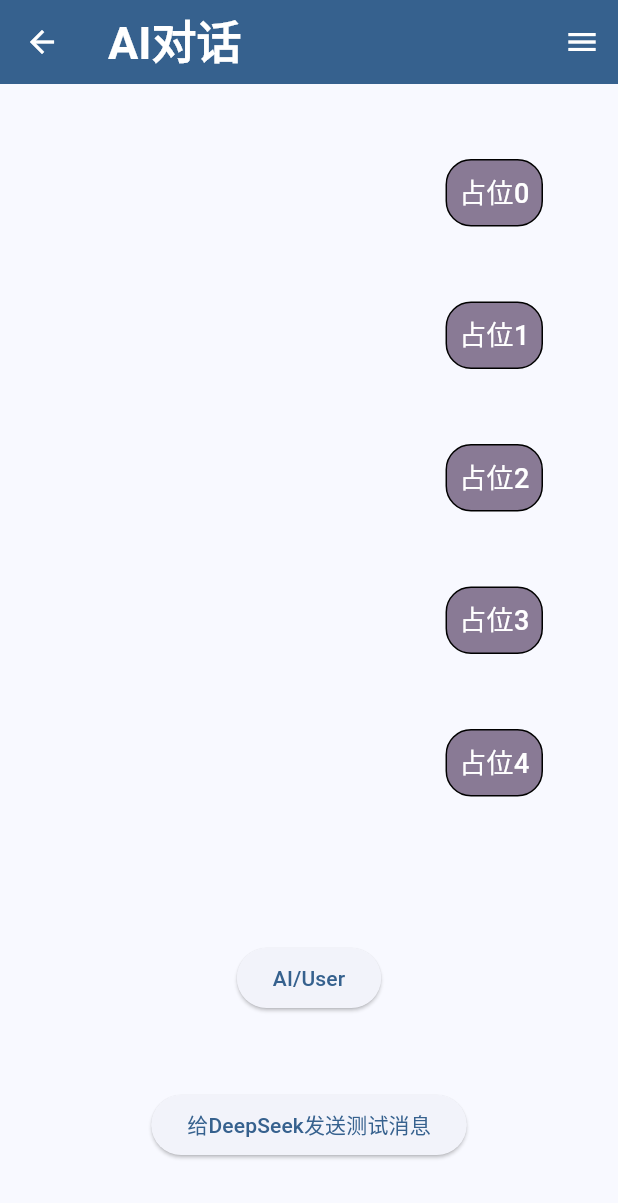
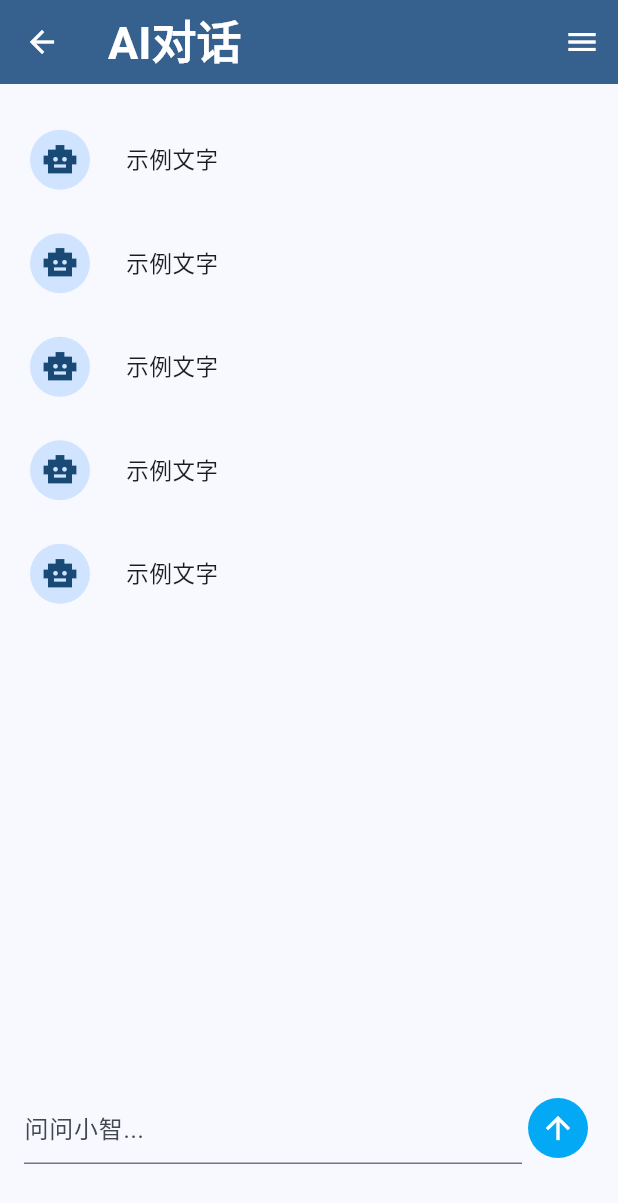
Before and after one commit to aimmetal-tech/xiaozhi, a Flutter app: the screen it shows after launch, after a tap on "AI对话", on a phone screen of 412 x 824 dp. Shown: the top 1203 px of the screen. Run offline on Flutter 3.47's test engine with Material 3 defaults, Android fonts, the phone set to English and light mode, and no system bars; our stand-ins replace firebase_core, velocity_x; accounts and stored records are empty; Roboto replaces fonts that are missing (MiSans).

Commit message:
feat: 初始化AI对话界面和firebase服务
- 添加 Firebase 核心、认证和存储功能
- 生成 firebase_options.dart 文件以支持多平台初始化
- 创建 conversation_service.dart 实现与大模型的基本交互逻辑
- 重命名 AIChatPage 为 ConversationPage
- 新增对话气泡组件及输入框交互逻辑
- 添加 .fvmrc 文件指定 Flutter SDK 版本 3.35.6

```diff
--- a/lib/main.dart
+++ b/lib/main.dart
@@ -3,6 +3,8 @@ import 'package:xiaozhi/pages/home/home_page.dart';
 import 'package:xiaozhi/style/theme_style.dart';
 
 void main() {
+  // 确保初始化
+  WidgetsFlutterBinding.ensureInitialized();
   runApp(MyApp());
 }
 
--- /dev/null
+++ b/lib/model/conversation_model.dart
@@ -0,0 +1,6 @@
+class ConversationModel {
+  String?  uuid;
+  String? model;
+
+  ConversationModel({required String uuid, required String model});
+}
--- a/lib/pages/aichat.dart
+++ /dev/null
@@ -1,79 +0,0 @@
-import 'package:flutter/material.dart';
-import 'package:xiaozhi/pages/shared/drawer_page.dart';
-
-class Aichat extends StatefulWidget {
-  const Aichat({super.key});
-
-  @override
-  State<Aichat> createState() => _AichatState();
-}
-
-class _AichatState extends State<Aichat> {
-  bool isUser = true;
-
-  @override
-  Widget build(BuildContext context) {
-    final colorScheme = Theme.of(context).colorScheme;
-    final textTheme = Theme.of(context).textTheme;
-
-    return Scaffold(
-      appBar: AppBar(
-        backgroundColor: colorScheme.primary,
-        title: Text(
-          'AI对话',
-          style: textTheme.headlineLarge?.copyWith(color: Colors.white),
-        ),
-      ),
-      endDrawer: AIChatDrawer(),
-      drawerEdgeDragWidth: MediaQuery.of(context).size.width,
-      body: Column(
-        children: [
-          Expanded(
-            child: ListView.builder(
-              itemBuilder: (context, index) {
-                return Row(
-                  mainAxisAlignment: isUser
-                      ? MainAxisAlignment.end
-                      : MainAxisAlignment.start,
-                  children: [
-                    SizedBox(width: 50),
-                    Column(
-                      children: [
-                        SizedBox(height: 50),
-                        Container(
-                          padding: EdgeInsets.all(8),
-                          decoration: BoxDecoration(
-                            color: colorScheme.tertiary.withAlpha(200),
-                            border: Border.all(width: 1),
-                            borderRadius: BorderRadius.circular(17),
-                          ),
-                          child: Text(
-                            '占位$index',
-                            style: TextStyle(color: Colors.white),
-                          ),
-                        ),
-                      ],
-                    ),
-                    SizedBox(width: 50),
-                  ],
-                );
-              },
-              itemCount: 5,
-            ),
-          ),
-          ElevatedButton(
-            onPressed: () {
-              setState(() {
-                isUser = !isUser;
-              });
-            },
-            child: Text('AI/User'),
-          ),
-          SizedBox(height: 50),
-          ElevatedButton(onPressed: () {}, child: Text('给DeepSeek发送测试消息')),
-          SizedBox(height: 50),
-        ],
-      ),
-    );
-  }
-}
--- /dev/null
+++ b/lib/pages/conversation_page.dart
@@ -0,0 +1,126 @@
+import 'package:flutter/material.dart';
+import 'package:velocity_x/velocity_x.dart';
+import 'package:xiaozhi/pages/shared/drawer_page.dart';
+
+class ConversationPage extends StatefulWidget {
+  const ConversationPage({super.key});
+
+  @override
+  State<ConversationPage> createState() => _ConversationPageState();
+}
+
+class _ConversationPageState extends State<ConversationPage> {
+  bool isUser = false;
+  final TextEditingController _textEditingController = TextEditingController();
+
+  Widget userChatBubble(BuildContext context, String text) {
+    return Row(
+      mainAxisAlignment: MainAxisAlignment.end,
+      children: [
+        Container(
+          margin: const EdgeInsets.fromLTRB(16, 16, 20, 16),
+          padding: Vx.m8,
+          width: MediaQuery.of(context).size.width / 3,
+          decoration: BoxDecoration(
+            color: Colors.grey[500],
+            borderRadius: BorderRadius.circular(8),
+          ),
+          child: SelectableText(
+            text,
+            style: Theme.of(context).textTheme.bodySmall,
+          ),
+        ),
+        CircleAvatar(child: Icon(Icons.person)),
+        SizedBox(width: 20),
+      ],
+    );
+  }
+
+  Widget aiChatBubble(BuildContext context, String text) {
+    // 与背景色同色
+    return Row(
+      mainAxisAlignment: MainAxisAlignment.start,
+      children: [
+        SizedBox(width: 20),
+        CircleAvatar(child: Icon(Icons.smart_toy_sharp)),
+        Container(
+          margin: const EdgeInsets.fromLTRB(16, 16, 20, 16),
+          padding: Vx.m8,
+          width: MediaQuery.of(context).size.width / 3,
+          decoration: BoxDecoration(borderRadius: BorderRadius.circular(8)),
+          child: SelectableText(
+            text,
+            style: Theme.of(context).textTheme.bodySmall,
+          ),
+        ),
+      ],
+    );
+  }
+
+  @override
+  void dispose() {
+    _textEditingController.dispose();
+    super.dispose();
+  }
+
+  @override
+  Widget build(BuildContext context) {
+    final colorScheme = Theme.of(context).colorScheme;
+    final textTheme = Theme.of(context).textTheme;
+
+    String text = '示例文字';
+
+    return Scaffold(
+      appBar: AppBar(
+        backgroundColor: colorScheme.primary,
+        title: Text(
+          'AI对话',
+          style: textTheme.headlineLarge?.copyWith(color: Colors.white),
+        ),
+      ),
+      endDrawer: AIChatDrawer(),
+      drawerEdgeDragWidth: MediaQuery.of(context).size.width,
+      body: Column(
+        children: [
+          Expanded(
+            child: Padding(
+              padding: const EdgeInsets.only(top: 16),
+              child: ListView.builder(
+                itemBuilder: (context, index) {
+                  return isUser
+                      ? userChatBubble(context, text)
+                      : aiChatBubble(context, text);
+                },
+                itemCount: 5,
+              ),
+            ),
+          ),
+
+          /// 输入框
+          Padding(
+            padding: const EdgeInsets.fromLTRB(16, 16, 16, 48),
+            child: Row(
+              children: [
+                Expanded(
+                  child: TextField(
+                    controller: _textEditingController,
+                    decoration: InputDecoration(hintText: '问问小智...'),
+                  ),
+                ),
+                IconButton(
+                  onPressed: () {
+                    // TODO: Send Message to AI
+                  },
+                  icon: Icon(Icons.arrow_upward),
+                  style: ButtonStyle(
+                    backgroundColor: WidgetStatePropertyAll(Colors.lightBlue),
+                  ),
+                ),
+              ],
+            ),
+          ),
+        ],
+      ),
+    );
+  }
+}
--- a/lib/pages/home/home_page.dart
+++ b/lib/pages/home/home_page.dart
@@ -1,10 +1,10 @@
 import 'package:flutter/cupertino.dart';
 import 'package:flutter/material.dart';
-import 'package:xiaozhi/pages/aichat.dart';
+import 'package:xiaozhi/pages/conversation_page.dart';
 import 'package:xiaozhi/pages/shared/drawer_page.dart';
 
 const List<Map<String, dynamic>> testButton = [
-  {'title': 'AI对话', 'route': Aichat()},
+  {'title': 'AI对话', 'route': ConversationPage()},
 ];
 
 class HomePage extends StatelessWidget {
@@ -18,7 +18,10 @@ class HomePage extends StatelessWidget {
     return Scaffold(
       appBar: AppBar(
         backgroundColor: colorScheme.primary,
-        title: Text('小智·HIPER', style: textTheme.headlineLarge!.copyWith(color: Colors.white)),
+        title: Text(
+          '小智·HIPER',
+          style: textTheme.headlineLarge!.copyWith(color: Colors.white),
+        ),
         actions: [
           IconButton(onPressed: () {}, icon: Icon(Icons.search, size: 30)),
         ],
@@ -35,11 +38,16 @@ class HomePage extends StatelessWidget {
         ),
         itemCount: testButton.length,
         itemBuilder: (context, index) {
-          return Container(
-            padding: EdgeInsets.all(25),
+          final randomColor = Colors.primaries[index % Colors.primaries.length].shade400;
+          return SizedBox.expand(
             child: ElevatedButton(
               style: ButtonStyle(
-                backgroundColor: WidgetStateProperty.all(colorScheme.secondary),
+                // WidgetStateProperty.all: 所有状态都用同一个值
+                backgroundColor: WidgetStateProperty.all(randomColor),
+                padding: WidgetStateProperty.all(EdgeInsets.zero),
+                shape: WidgetStateProperty.all(
+                  const RoundedRectangleBorder(borderRadius: BorderRadius.zero),
+                ),
               ),
               onPressed: () {
                 Navigator.of(context).push(
--- a/pubspec.yaml
+++ b/pubspec.yaml
@@ -36,6 +36,11 @@ dependencies:
   cupertino_icons: ^1.0.8
   flutter_riverpod: ^3.0.3
   riverpod_annotation: ^3.0.3
+  velocity_x: ^4.3.1
+  http: ^1.5.0
+  firebase_auth: ^6.1.1
+  firebase_storage: ^13.0.3
+  flutter_dotenv: ^6.0.0
 
 dev_dependencies:
   flutter_test:
```
Also changed, not shown: lib/services/conversation_service.dart (added, +43 -0 lines), firebase.json (added), lib/firebase_options.dart (added), lib/services/sender.dart (deleted), pubspec.lock, 9 other files.
